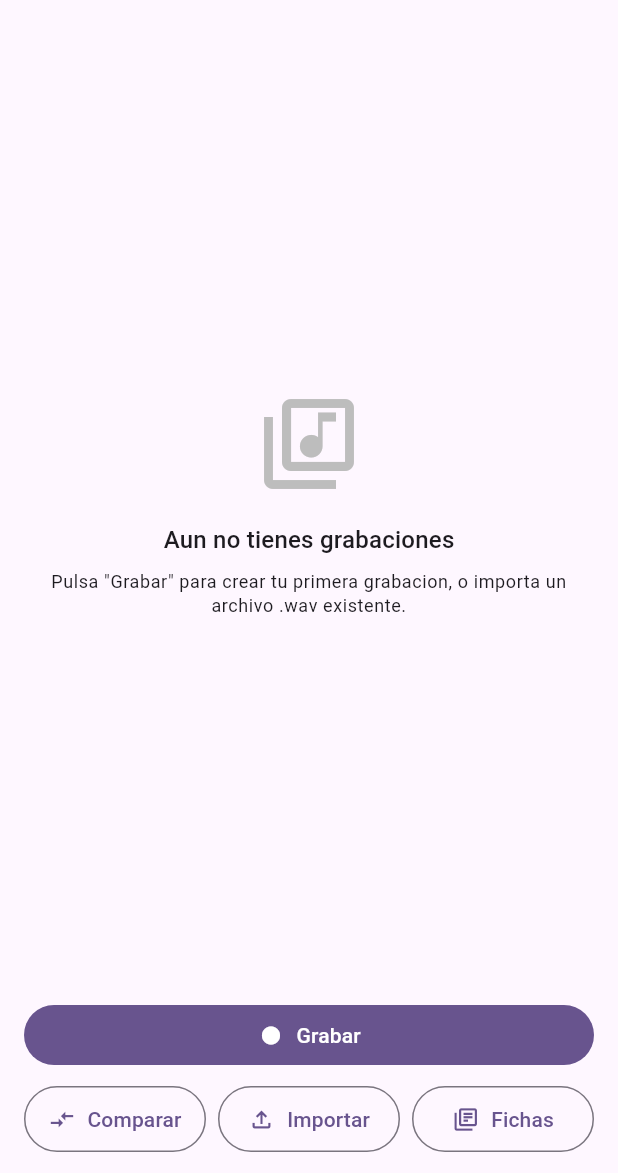
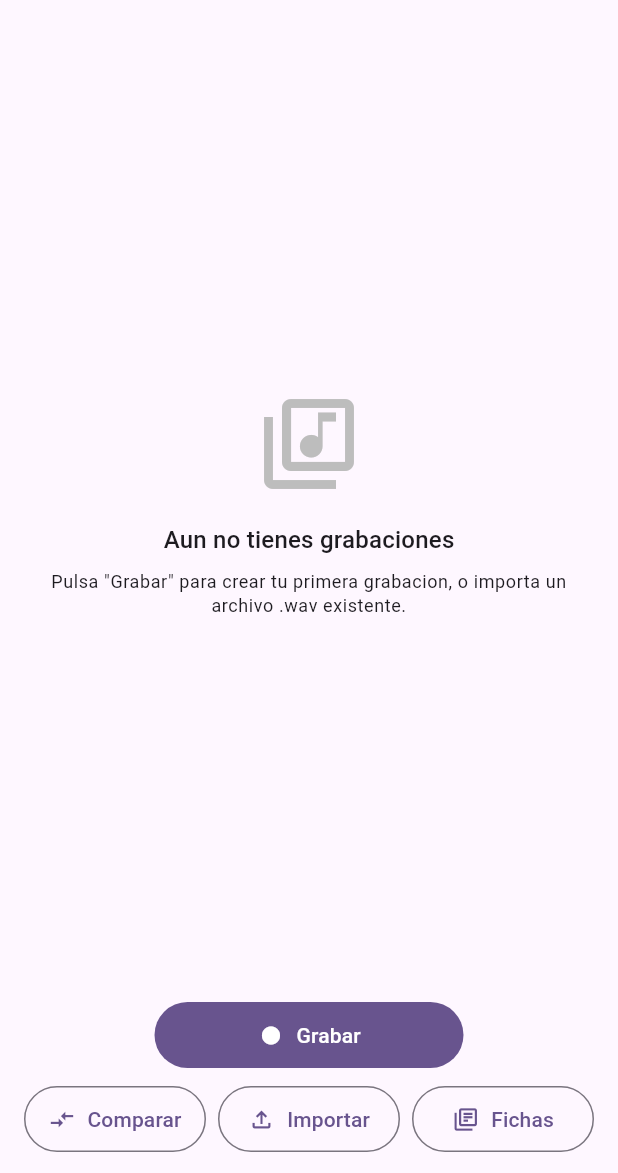
Before and after one commit to palitrueque/Guitarra-spectrum-app, a Flutter app: the screen it shows after launch, on a phone screen of 412 x 824 dp, the part 63-1236 px from its top. Run offline on Flutter 3.47's test engine with Material 3 defaults, Android fonts, the phone set to English and light mode, and no system bars; our stand-ins replace file_picker, fl_chart, permission_handler, share_plus; missing offline and left inert: fftea, record.

Commit message:
Make Grabar button half screen width, centered

```diff
--- a/lib/library_screen.dart
+++ b/lib/library_screen.dart
@@ -203,15 +203,17 @@ class _LibraryScreenState extends State<LibraryScreen> {
     return Column(
       mainAxisSize: MainAxisSize.min,
       children: [
-        // Boton Grabar centrado y destacado
-        SizedBox(
-          width: double.infinity,
-          child: FilledButton.icon(
-            onPressed: _openRecorder,
-            icon: const Icon(Icons.fiber_manual_record),
-            label: const Text('Grabar'),
-            style: FilledButton.styleFrom(
-              padding: const EdgeInsets.symmetric(vertical: 7),
+        // Boton Grabar centrado, mitad de ancho
+        Center(
+          child: SizedBox(
+            width: MediaQuery.of(context).size.width * 0.5,
+            child: FilledButton.icon(
+              onPressed: _openRecorder,
+              icon: const Icon(Icons.fiber_manual_record),
+              label: const Text('Grabar'),
+              style: FilledButton.styleFrom(
+                padding: const EdgeInsets.symmetric(vertical: 12),
+              ),
             ),
           ),
         ),
```
